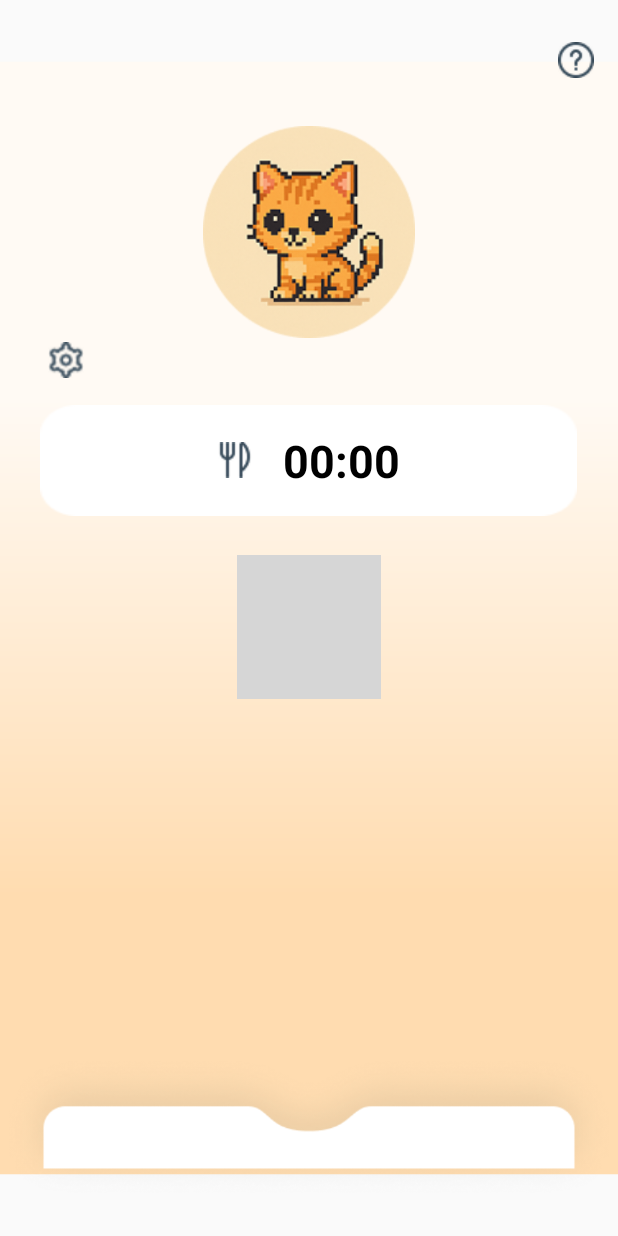
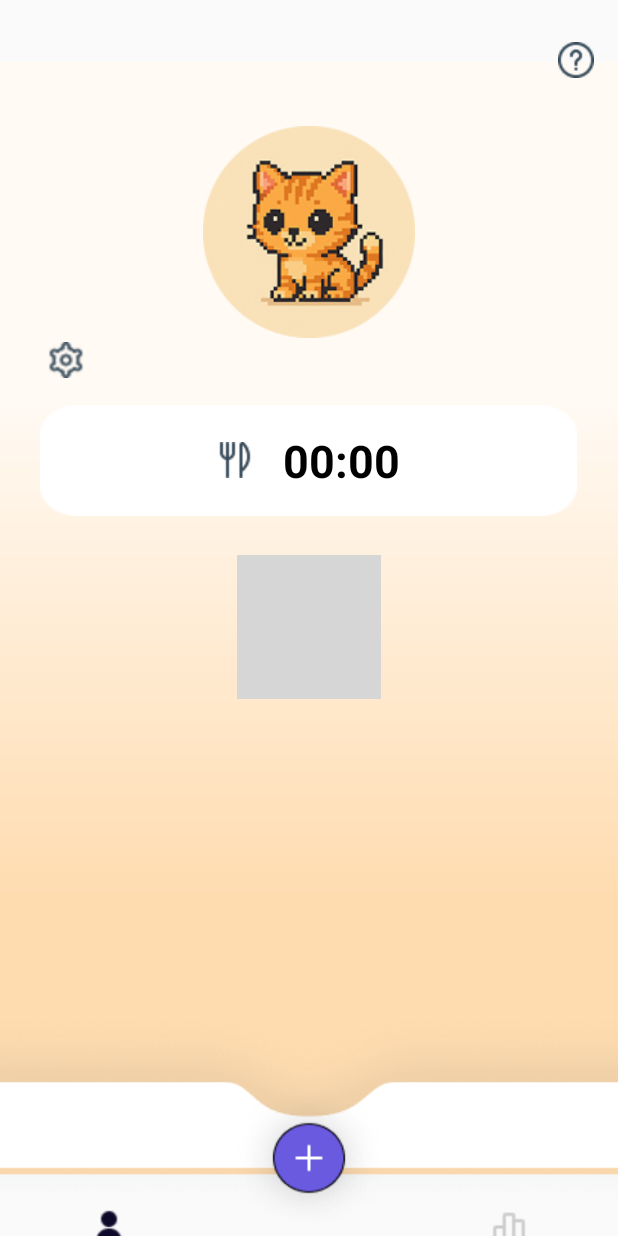
Before and after one commit to erase1657/Capstone, an Android app: the layout main_page2.xml on its own in the app's theme, with its tools: preview values and no code run, on a phone screen of 412 x 824 dp. Run offline under Robolectric (Android 15) with nearby library versions, the phone set to English and light mode, and no system bars; grey boxes are pictures that could not be loaded.

Commit message:
메인페이지(낮) 1차 완성본

```diff
--- a/app/src/main/res/layout/main_page2.xml
+++ b/app/src/main/res/layout/main_page2.xml
@@ -65,7 +65,29 @@
 
     <ImageView
         android:layout_width="wrap_content"
-        android:layout_height="146dp"
+        android:layout_height="168dp"
         android:layout_gravity="bottom"
+        android:scaleType="center"
         android:src="@drawable/Vector" />
+    <Button
+        android:layout_width="wrap_content"
+        android:layout_height="wrap_content"
+        android:background="@drawable/cricle"
+        android:layout_gravity="center_horizontal"
+        android:layout_marginTop="720dp"/>
+
+    <Button
+        android:layout_width="25dp"
+        android:layout_height="25dp"
+        android:background="@drawable/state"
+        android:layout_marginLeft="60dp"
+        android:layout_marginTop="805dp"/>
+
+    <Button
+        android:layout_width="25dp"
+        android:layout_height="25dp"
+        android:background="@drawable/Ranking"
+        android:layout_gravity="end"
+        android:layout_marginEnd="60dp"
+        android:layout_marginTop="805dp"/>
 </FrameLayout>
```
Also changed, not shown: app/src/main/res/drawable/Ranking.png (added), app/src/main/res/drawable/state.png (added).
